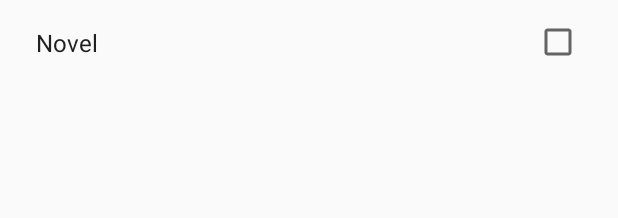
After one commit to JDDCA/Film2.0, an Android app: the layout item_genre.xml on its own in the app's theme, with its tools: preview values and no code run, on a phone screen of 412 x 824 dp. The commit adds this screen. Shown: the top 218 px of the screen. Run offline under Robolectric (Android 15) with nearby library versions, the phone set to English and light mode, and no system bars.

Commit message:
add first part filter and bugs

```diff
--- a/app/build.gradle
+++ b/app/build.gradle
@@ -59,6 +59,9 @@ dependencies {
     compile 'io.reactivex.rxjava2:rxjava:' + rxJava
     compile 'io.reactivex.rxjava2:rxandroid:' + rxAndroid
 
+    //Sharedpreference
+    compile 'com.f2prateek.rx.preferences2:rx-preferences:2.0.0-RC2'
+
     //Dagger2
     compile 'com.google.dagger:dagger-android:' + daggerLib
     annotationProcessor "com.google.dagger:dagger-compiler:" + daggerLib
--- a/app/src/main/java/com/gmail/nf/project/jddca/film20/di/dagger/AppComponent.java
+++ b/app/src/main/java/com/gmail/nf/project/jddca/film20/di/dagger/AppComponent.java
@@ -2,6 +2,8 @@ package com.gmail.nf.project.jddca.film20.di.dagger;
 
 import com.gmail.nf.project.jddca.film20.data.net.NetModule;
 import com.gmail.nf.project.jddca.film20.domain.loader.dagger.LoaderModule;
+import com.gmail.nf.project.jddca.film20.ui.filter.dagger.FilterComponent;
+import com.gmail.nf.project.jddca.film20.ui.filter.dagger.FilterModule;
 import com.gmail.nf.project.jddca.film20.ui.generate.dagger.GenerateComponent;
 import com.gmail.nf.project.jddca.film20.ui.generate.dagger.GenerateModule;
 
@@ -11,4 +13,5 @@ import dagger.Component;
 public interface AppComponent {
 
     GenerateComponent createGenerateComponent (GenerateModule generateModule);
+    FilterComponent createFilterComponent (FilterModule filterModule);
 }
--- a/app/src/main/java/com/gmail/nf/project/jddca/film20/ui/generate/GenerateFragment.java
+++ b/app/src/main/java/com/gmail/nf/project/jddca/film20/ui/generate/GenerateFragment.java
@@ -37,7 +37,7 @@ public class GenerateFragment extends Fragment implements GenerateContract.View{
     @Override
     public View onCreateView(LayoutInflater inflater, @Nullable ViewGroup container, Bundle savedInstanceState) {
         View rootView = inflater.inflate(R.layout.generate_fragment, container, false);
-        App.getApp(getActivity()).getComponentsHolder().generateComponent(this).inject(this);
+        App.getApp(getActivity()).getComponentsHolder().getGenerateComponent(this).inject(this);
         unbinder = ButterKnife.bind(this,rootView);
         presenter.onLoad();
         return rootView;
@@ -45,6 +45,7 @@ public class GenerateFragment extends Fragment implements GenerateContract.View{
 
     @Override
     public void onDestroyView() {
+        presenter.onStop();
         App.getApp(getActivity()).getComponentsHolder().releaseGenerateComponent();
         unbinder.unbind();
         super.onDestroyView();
--- a/app/src/main/res/layout/generate_fragment.xml
+++ b/app/src/main/res/layout/generate_fragment.xml
@@ -3,7 +3,6 @@
     xmlns:android="http://schemas.android.com/apk/res/android"
     xmlns:app="http://schemas.android.com/apk/res-auto"
     xmlns:tools="http://schemas.android.com/tools"
-    android:orientation="vertical"
     android:layout_width="match_parent"
     android:layout_height="match_parent"
     android:layout_margin="8dp"
--- /dev/null
+++ b/app/src/main/res/layout/item_genre.xml
@@ -0,0 +1,36 @@
+<?xml version="1.0" encoding="utf-8"?>
+<android.support.constraint.ConstraintLayout xmlns:android="http://schemas.android.com/apk/res/android"
+    xmlns:app="http://schemas.android.com/apk/res-auto"
+    xmlns:tools="http://schemas.android.com/tools"
+    android:orientation="vertical"
+    android:layout_width="match_parent"
+    android:layout_height="56dp">
+
+    <TextView
+        android:id="@+id/genreTextView"
+        android:layout_width="wrap_content"
+        android:layout_height="wrap_content"
+        tools:text = "Novel"
+        android:textSize="@dimen/textBigSize"
+        android:textColor="@color/primary_text"
+        android:layout_marginLeft="24dp"
+        android:layout_marginStart="24dp"
+        app:layout_constraintLeft_toLeftOf="parent"
+        app:layout_constraintTop_toTopOf="parent"
+        android:layout_marginTop="8dp"
+        app:layout_constraintBottom_toBottomOf="parent"
+        android:layout_marginBottom="8dp" />
+
+    <android.support.v7.widget.AppCompatCheckBox
+        android:id="@+id/genreChoose"
+        android:layout_width="wrap_content"
+        android:layout_height="wrap_content"
+        android:layout_marginRight="24dp"
+        android:layout_marginEnd="24dp"
+        app:layout_constraintRight_toRightOf="parent"
+        app:layout_constraintTop_toTopOf="parent"
+        android:layout_marginTop="8dp"
+        app:layout_constraintBottom_toBottomOf="parent"
+        android:layout_marginBottom="8dp" />
+
+</android.support.constraint.ConstraintLayout>
--- a/app/src/main/res/menu/menu_main.xml
+++ b/app/src/main/res/menu/menu_main.xml
@@ -3,7 +3,7 @@
     xmlns:app="http://schemas.android.com/apk/res-auto">
     <item
         android:id="@+id/minSettings"
-        android:icon="@drawable/ic_settings_white"
+        android:icon="@drawable/ic_filter_list_white"
         app:showAsAction="ifRoom"
         android:title="Settings">
     </item>
--- a/app/src/main/res/values/strings.xml
+++ b/app/src/main/res/values/strings.xml
@@ -3,4 +3,5 @@
     <string name="key">ba8e8a114ce7fc27aa71ebec8c0b1afe</string>
     <string name="generate">Generate</string>
     <string name="defuultDescriptionFilm">Movie has not description. Sorry.</string>
+    <string name="genreFilter">Filter by genre</string>
 </resources>
```
Also changed, not shown: app/src/main/java/com/gmail/nf/project/jddca/film20/di/ComponentsHolder.java (+12 -1 lines), app/src/main/java/com/gmail/nf/project/jddca/film20/domain/loader/RestLoader.java (+11 -4 lines), app/src/main/java/com/gmail/nf/project/jddca/film20/ui/filter/FilterContract.java (added, +22 -0 lines), app/src/main/java/com/gmail/nf/project/jddca/film20/ui/filter/FilterFragment.java (added, +66 -0 lines), app/src/main/java/com/gmail/nf/project/jddca/film20/ui/filter/FilterPresenter.java (added, +42 -0 lines), app/src/main/java/com/gmail/nf/project/jddca/film20/ui/filter/dagger/FilterComponent.java (added, +11 -0 lines), app/src/main/java/com/gmail/nf/project/jddca/film20/ui/filter/dagger/FilterModule.java (added, +28 -0 lines), app/src/main/java/com/gmail/nf/project/jddca/film20/ui/main/MainActivity.java (+19 -7 lines), app/src/main/java/com/gmail/nf/project/jddca/film20/ui/utils/adapter/GenreAdapter.java (added, +57 -0 lines), app/src/main/res/layout/filter_fragment.xml (added, +47 -0 lines).
